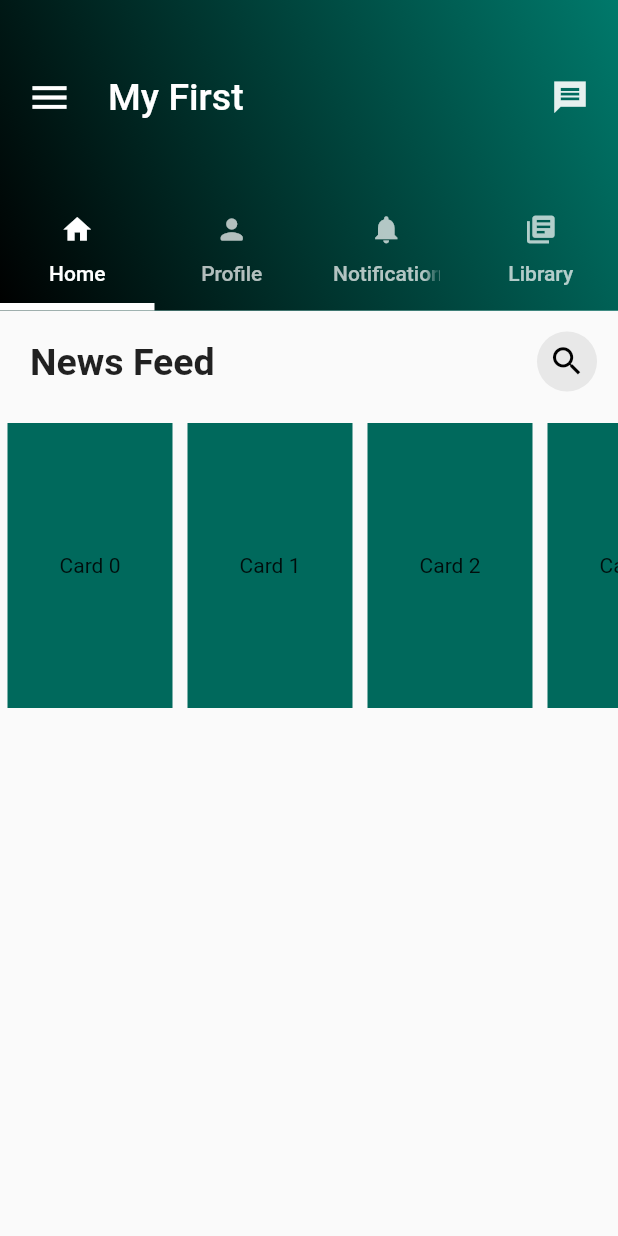
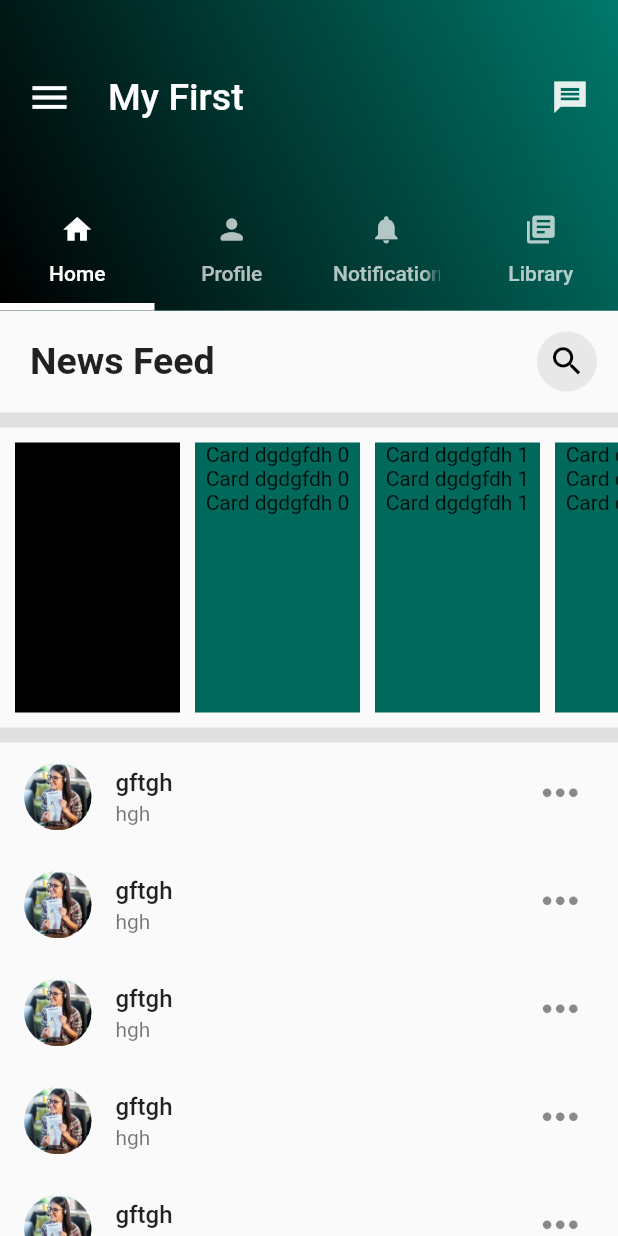
Before and after one commit to Ruchirakavinda/flutter_myfirst, a Flutter app: the screen it shows after launch, on a phone screen of 412 x 824 dp. Run offline on Flutter 3.47's test engine with Material 2 defaults, Android fonts, the phone set to English and light mode, and no system bars; our stand-ins replace flutter_spinkit; accounts and stored records are empty.

Commit message:
stories row modified and vertical list added

```diff
--- a/lib/tab2.dart
+++ b/lib/tab2.dart
@@ -14,14 +14,15 @@ class _Tab6State extends State<Tab6> {
       body: Container(
         child: SingleChildScrollView(
           child: Column(
+            mainAxisSize: MainAxisSize.min,
             children: [
-              Row(
+              Container(
+                child: Row(
                             mainAxisAlignment: MainAxisAlignment.spaceBetween,
                             children:<Widget> [
                               Column(
                                 children:<Widget> [
                                   Container(
-                                  height: 30.0,
                                     margin: EdgeInsets.fromLTRB(20, 0, 0, 0),
                                     child:Text(
                                       "News Feed",
@@ -34,7 +35,6 @@ class _Tab6State extends State<Tab6> {
                                 ],
                               ),
                             Container(
-                            height:50.0,
                                 margin: EdgeInsets.all(10.0),
                                 child: Column(
                                   children:<Widget> [
@@ -51,22 +51,98 @@ class _Tab6State extends State<Tab6> {
 
                             ],
                 ),
+              ),
+
+              Container(
+                height: 10,
+                color: Colors.grey[300],
+              ),
 
               SizedBox(
                 height:200,
                 child: ListView.builder(
                   itemCount: 10,
                   scrollDirection:Axis.horizontal,
-                  itemBuilder:(context,index) => Container(
+                  itemBuilder:(context,index) => Row(
+                    children: [
+
+                      Container(
+                        width: index==0?110:0.0,
+                        margin: EdgeInsets.fromLTRB(10,10, index==0?10:0 ,10),
+                        child: Center(
+                          child:Column(
+                            children: [
+                              Text("")
+                            ],
+                          ),
+                          ),
+                        color: Colors.black,
+                      ),
+
+
+                      Container(
                         width: 110,
-                    margin: EdgeInsets.all(5),
+                        margin: EdgeInsets.fromLTRB(0,10,0,10),
                         child: Center(
-                      child:Text("Card $index"),
+                          child:Column(
+                            children: [
+                              Text("Card dgdgfdh $index"),
+                              Text("Card dgdgfdh $index"),
+                              Text("Card dgdgfdh $index"),
+                            ],
+                          ),
                           ),
                         color: Colors.teal[800],
+                      ),
+                    ],
                   )
                   ),
+              ),
+
+              Container(
+                height: 10,
+                color: Colors.grey[300],
+              ),
+
+
+              Flexible(
+                child:ListView.builder(
+                  itemCount: 20,
+                  physics: NeverScrollableScrollPhysics(),
+                  shrinkWrap: true,
+                  itemBuilder:(context,index)=>ListTile(
+
+                    // leading: Text("hi $index"),
+                    leading:Container(
+                          width:45.0,
+                          height:45.0,
+                          margin: EdgeInsets.fromLTRB(0,0,0,0),
+                          decoration: BoxDecoration(
+                          shape: BoxShape.circle,
+                          image: DecorationImage(
+                          image: AssetImage('assests/girl.png'),
+                                fit: BoxFit.fill,
+                            ),
+                          ),
+                        ),
+                        onTap: (){},
+                        title: Text("gftgh",style: TextStyle(fontWeight: FontWeight.w500),),
+                        subtitle: Text("hgh"),
+                        trailing:Column(
+                        children: [
+                          IconButton(
+                            icon:Icon(Icons.more_horiz,size: 35.0,), onPressed: () {  } ,
+                            ),
+                          ],
+                        ),
+
                   )
+                  )
+              )
+
+
+
+
             ],
           ),),
       ),
```
Lines whose indentation alone changed are shown as unchanged.
